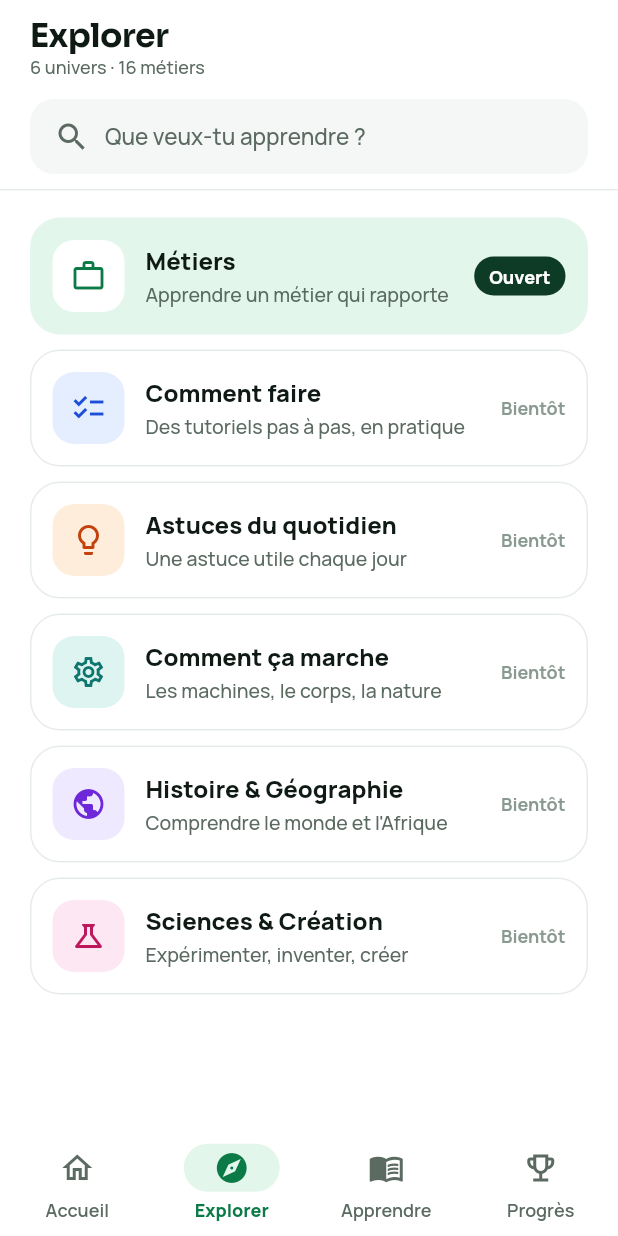
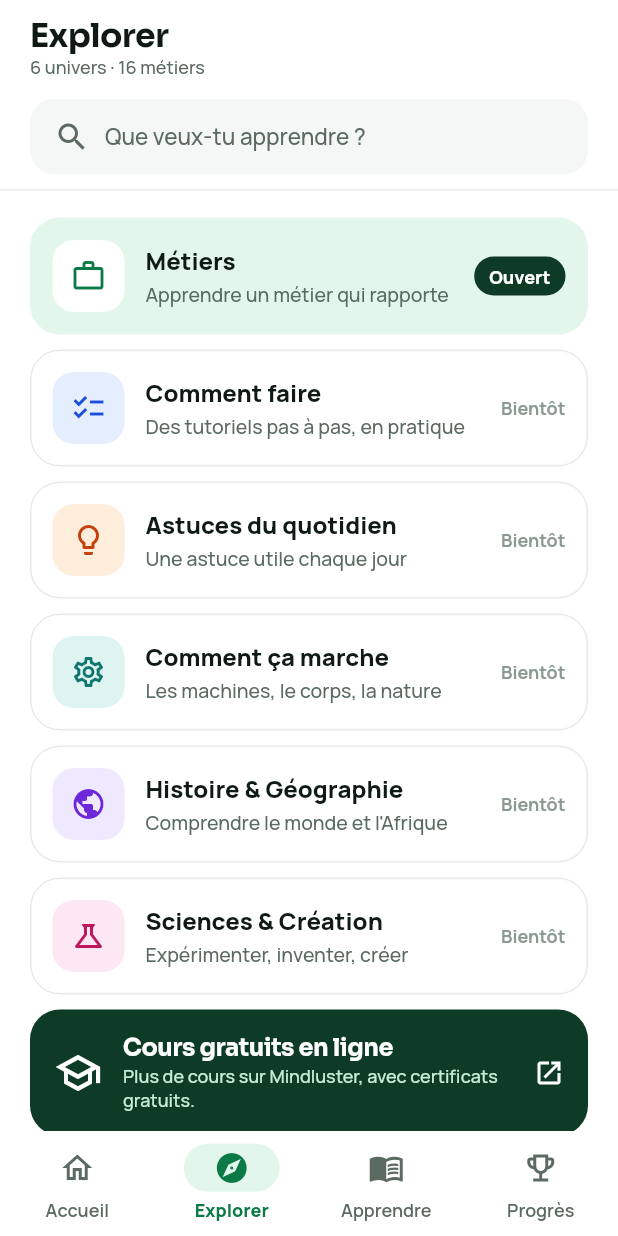
Before and after one commit to barroapk/barro-learn, a Flutter app: the screen it shows after launch, item 2 of the bottom bar chosen, on a phone screen of 412 x 824 dp. Run offline on Flutter 3.47's test engine with Material 3 defaults, Android fonts, the phone set to English and light mode, and no system bars; our stand-ins replace google_fonts, shared_preferences.

Commit message:
Passerelle Mindluster dans Explorer

```diff
--- a/lib/screens/explore_screen.dart
+++ b/lib/screens/explore_screen.dart
@@ -1,4 +1,5 @@
 import 'package:flutter/material.dart';
+import 'package:url_launcher/url_launcher.dart';
 
 import '../data/catalog.dart';
 import '../theme.dart';
@@ -71,9 +72,10 @@ class ExploreScreen extends StatelessWidget {
         Expanded(
           child: ListView.separated(
             padding: const EdgeInsets.fromLTRB(20, 18, 20, 32),
-            itemCount: _universes.length,
+            itemCount: _universes.length + 1,
             separatorBuilder: (_, __) => const SizedBox(height: 10),
             itemBuilder: (context, i) {
+              if (i == _universes.length) return const FadeSlideIn(index: 6, child: _OnlineCoursesCard());
               final u = _universes[i];
               return FadeSlideIn(
                 index: i,
@@ -124,3 +126,53 @@ class ExploreScreen extends StatelessWidget {
     );
   }
 }
+
+/// Passerelle vers Mindluster : des cours gratuits en ligne, ouverts dans le navigateur.
+class _OnlineCoursesCard extends StatelessWidget {
+  const _OnlineCoursesCard();
+
+  Future<void> _open(BuildContext context) async {
+    var ok = false;
+    try {
+      ok = await launchUrl(Uri.parse('https://www.mindluster.com'), mode: LaunchMode.externalApplication);
+    } catch (_) {}
+    if (!ok && context.mounted) {
+      ScaffoldMessenger.of(context)
+        ..hideCurrentSnackBar()
+        ..showSnackBar(const SnackBar(content: Text('Impossible d\'ouvrir le site. Vérifie ta connexion.')));
+    }
+  }
+
+  @override
+  Widget build(BuildContext context) {
+    return Tap(
+      onTap: () => _open(context),
+      semanticLabel: 'Ouvrir les cours gratuits en ligne',
+      child: Container(
+        padding: const EdgeInsets.all(16),
+        decoration: BoxDecoration(
+          color: BarroColors.greenDeep,
+          borderRadius: BorderRadius.circular(20),
+        ),
+        child: Row(
+          children: [
+            const Icon(Icons.school_outlined, color: Colors.white, size: 32),
+            const SizedBox(width: 14),
+            Expanded(
+              child: Column(
+                crossAxisAlignment: CrossAxisAlignment.start,
+                children: [
+                  Text('Cours gratuits en ligne', style: display(16, color: Colors.white)),
+                  const SizedBox(height: 2),
+                  Text('Plus de cours sur Mindluster, avec certificats gratuits.',
+                      style: body(12, color: BarroColors.greenMid, height: 1.35)),
+                ],
+              ),
+            ),
+            const Icon(Icons.open_in_new, color: Colors.white, size: 20),
+          ],
+        ),
+      ),
+    );
+  }
+}
```
